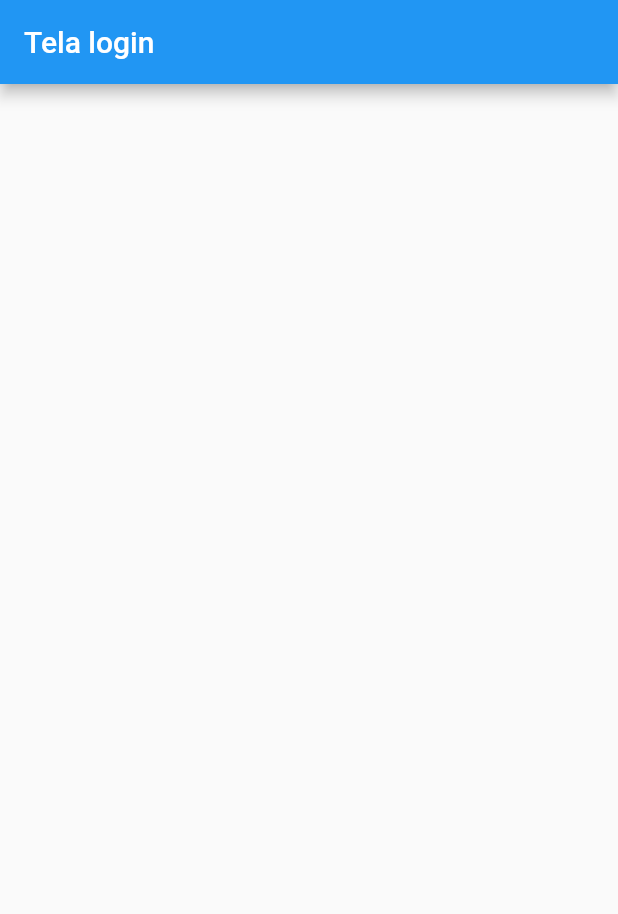
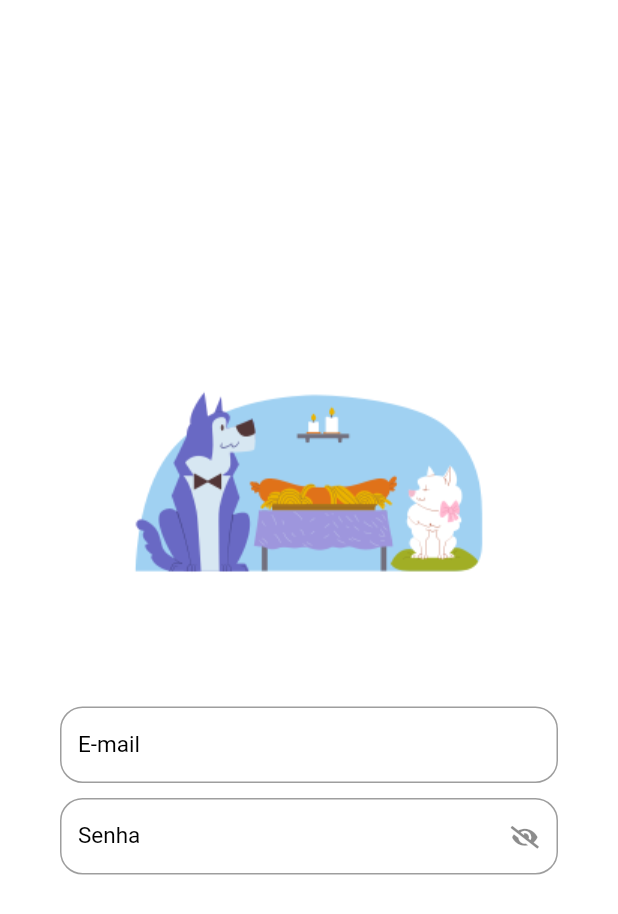
Before and after one commit to lucianamcedro/doginfo_flutter, a Flutter app: the screen it shows after launch, on a phone screen of 412 x 824 dp. Shown: the top 914 px of the screen. Run offline on Flutter 3.47's test engine with Material 2 defaults, Android fonts, the phone set to English and light mode, and no system bars.

Commit message:
feature/login-criação-text-form

```diff
--- /dev/null
+++ b/lib/domain/ui/dog_info_icons.dart
@@ -0,0 +1,30 @@
+/// Flutter icons DogInfo
+/// Copyright (C) 2022 by original authors @ fluttericon.com, fontello.com
+/// This font was generated by FlutterIcon.com, which is derived from Fontello.
+///
+/// To use this font, place it in your fonts/ directory and include the
+/// following in your pubspec.yaml
+///
+/// flutter:
+///   fonts:
+///    - family:  DogInfo
+///      fonts:
+///       - asset: fonts/DogInfo.ttf
+///
+///
+/// * Font Awesome 5, Copyright (C) 2016 by Dave Gandy
+///         Author:    Dave Gandy
+///         License:   SIL (https://github.com/FortAwesome/Font-Awesome/blob/master/LICENSE.txt)
+///         Homepage:  http://fortawesome.github.com/Font-Awesome/
+///
+import 'package:flutter/widgets.dart';
+
+class DogInfo {
+  DogInfo._();
+
+  static const _kFontFam = 'DogInfo';
+  static const String? _kFontPkg = null;
+
+  static const IconData eye = IconData(0xf06e, fontFamily: _kFontFam, fontPackage: _kFontPkg);
+  static const IconData eye_slash = IconData(0xf070, fontFamily: _kFontFam, fontPackage: _kFontPkg);
+}
--- a/lib/presenter/login/login_page.dart
+++ b/lib/presenter/login/login_page.dart
@@ -1,3 +1,4 @@
+import 'package:doginfo/presenter/login/widgets/dog_text_form.dart';
 import 'package:flutter/material.dart';
 
 class LoginPage extends StatelessWidget {
@@ -6,10 +7,38 @@ class LoginPage extends StatelessWidget {
   @override
   Widget build(BuildContext context) {
     return Scaffold(
-      appBar: AppBar(
-        title: const Text('Tela login'),
-      ),
-      body: Container(),
+      backgroundColor: Colors.white,
+      body: Column(mainAxisAlignment: MainAxisAlignment.center, children: [
+        Image.asset(
+          'assets/images/login.png',
+          height: 200,
+        ),
+        const SizedBox(
+          height: 30,
+        ),
+        Padding(
+          padding: const EdgeInsets.symmetric(
+            horizontal: 40.0,
+            vertical: 20.0,
+          ),
+          child: Form(
+            child: Column(
+              children: [
+                DogTextForm(
+                  label: 'E-mail',
+                ),
+                const SizedBox(
+                  height: 10,
+                ),
+                DogTextForm(
+                  label: 'Senha',
+                  obscureText: true,
+                ),
+              ],
+            ),
+          ),
+        ),
+      ]),
     );
   }
 }
--- /dev/null
+++ b/lib/presenter/login/widgets/dog_text_form.dart
@@ -0,0 +1,66 @@
+import 'package:doginfo/domain/ui/dog_info_icons.dart';
+import 'package:flutter/material.dart';
+
+class DogTextForm extends StatelessWidget {
+  final String label;
+  final bool obscureText;
+  final IconButton? suffixIconButton;
+  final ValueNotifier<bool> obscureTextVN;
+  final TextEditingController? controller;
+  final FormFieldValidator<String>? validator;
+  DogTextForm(
+      {Key? key,
+      required this.label,
+      this.obscureText = false,
+      this.suffixIconButton,
+      this.controller,
+      this.validator})
+      : assert(
+          obscureText == true ? suffixIconButton == null : true,
+          'Obscure Text não pode ser enviado em conjunto com SuffixIconButton',
+        ),
+        obscureTextVN = ValueNotifier(obscureText),
+        super(key: key);
+
+  @override
+  Widget build(BuildContext context) {
+    return ValueListenableBuilder<bool>(
+      valueListenable: obscureTextVN,
+      builder: (_, obscureTextValue, child) {
+        return TextFormField(
+          controller: controller,
+          validator: validator,
+          decoration: InputDecoration(
+            labelText: label,
+            labelStyle: const TextStyle(fontSize: 15, color: Colors.black),
+            border: OutlineInputBorder(
+              borderRadius: BorderRadius.circular(15),
+            ),
+            errorBorder: OutlineInputBorder(
+              borderRadius: BorderRadius.circular(15),
+              borderSide: const BorderSide(
+                color: Colors.red,
+              ),
+            ),
+            isDense: true,
+            suffixIcon: suffixIconButton ??
+                (obscureText == true
+                    ? IconButton(
+                        onPressed: () {
+                          obscureTextVN.value = !obscureTextValue;
+                        },
+                        icon: Icon(
+                          !obscureTextValue
+                              ? DogInfo.eye_slash
+                              : DogInfo.eye_slash,
+                          size: 15,
+                        ),
+                      )
+                    : null),
+          ),
+          obscureText: obscureTextValue,
+        );
+      },
+    );
+  }
+}
```
Also changed, not shown: pubspec.yaml (+4 -4 lines), assets/fonts/DogInfo.ttf (added), assets/images/login.png (added), lib/presenter/login/login.dart (added).
